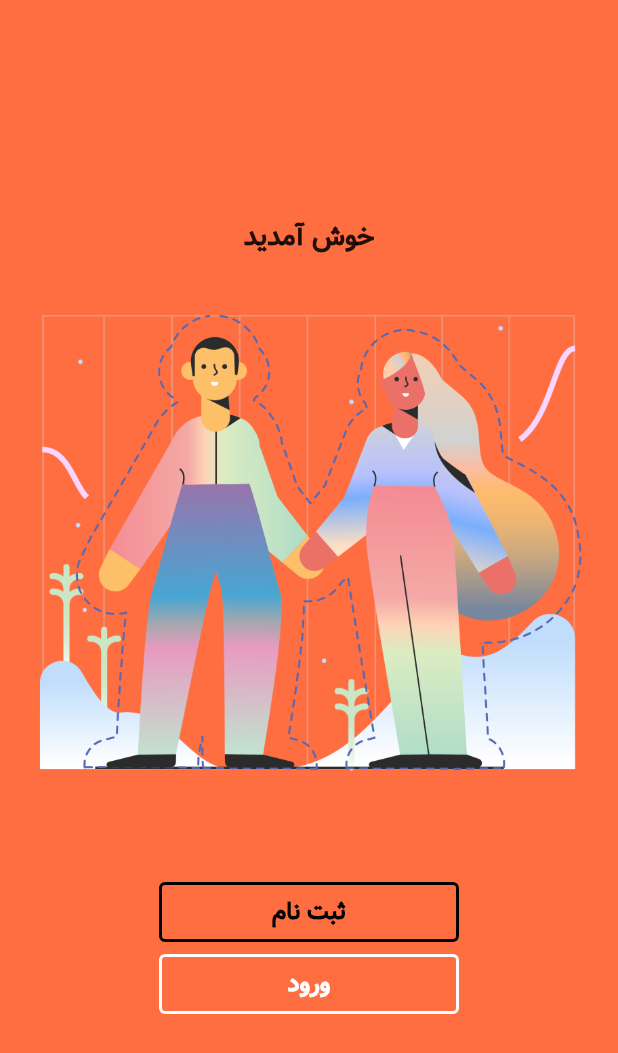
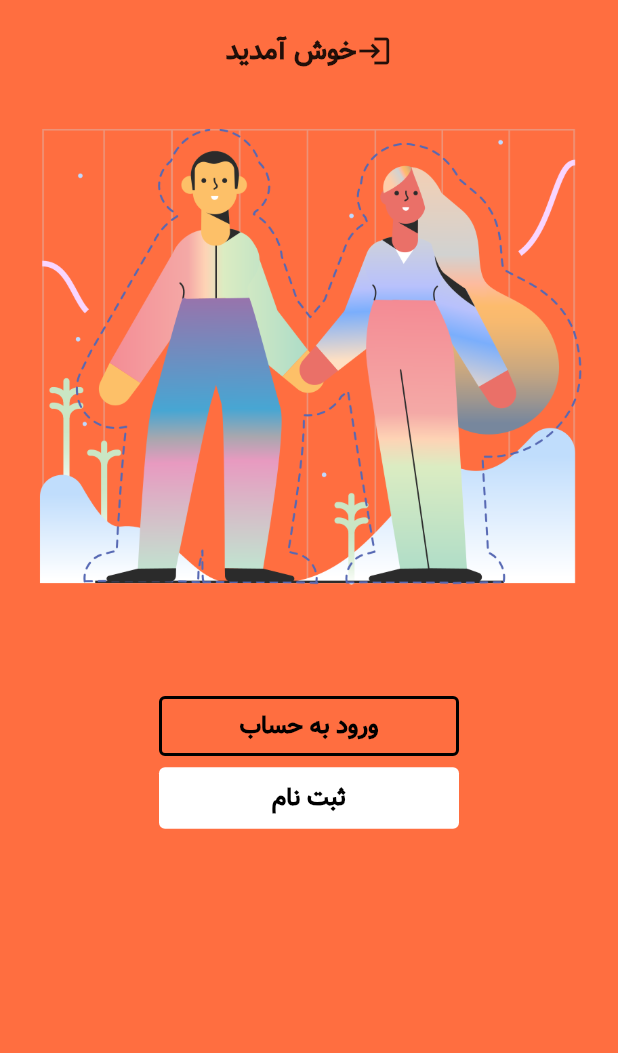
Before and after one commit to yumyumto/blogs, a Flutter app: the screen it shows after launch, on a phone screen of 412 x 824 dp. Shown: the top 1053 px of the screen. Run offline on Flutter 3.47's test engine with Material 2 defaults, Android fonts, the phone set to English and light mode, and no system bars.

Commit message:
some chnages 03

```diff
--- /dev/null
+++ b/lib/login_page.dart
@@ -0,0 +1,74 @@
+import 'package:flutter/material.dart';
+import 'package:flutter_blog/sign_in.dart';
+
+class HoemScreen extends StatelessWidget {
+  const HoemScreen({super.key});
+
+  @override
+  Widget build(BuildContext context) {
+    return Scaffold(
+      backgroundColor: Colors.deepOrangeAccent,
+      body: SafeArea(
+        child: SingleChildScrollView(
+          child: Column(
+            mainAxisAlignment: MainAxisAlignment.center,
+            children: [
+              SizedBox(
+                height: 20.0,
+              ),
+              Row(
+                mainAxisAlignment: MainAxisAlignment.center,
+                children: [
+                  Text(
+                    "خوش آمدید",
+                    style:
+                        TextStyle(fontWeight: FontWeight.w900, fontSize: 18.0),
+                  ),
+                  Icon(Icons.login)
+                ],
+              ),
+              Image(
+                image: AssetImage("images/welcome.png"),
+              ),
+
+              // button 1 sign up
+              OutlinedButton(
+                style: OutlinedButton.styleFrom(
+                    foregroundColor: Colors.white,
+                    side: BorderSide(width: 2.0, color: Colors.black),
+                    minimumSize: Size(200.0, 40.0)),
+                child: Text(
+                  "ورود به حساب",
+                  style: TextStyle(
+                      fontSize: 16.0,
+                      fontWeight: FontWeight.w900,
+                      color: Colors.black),
+                ),
+                onPressed: () {
+                  Navigator.of(context).push(
+                    MaterialPageRoute(
+                      builder: (BuildContext context) => SignIn(),
+                    ),
+                  );
+                },
+              ),
+
+              // button 2 sign in
+              TextButton(
+                style: TextButton.styleFrom(
+                    foregroundColor: Colors.black,
+                    backgroundColor: Colors.white,
+                    minimumSize: Size(200.0, 40.0)),
+                child: Text(
+                  "ثبت نام",
+                  style: TextStyle(fontSize: 16.0, fontWeight: FontWeight.w900),
+                ),
+                onPressed: () {},
+              ),
+            ],
+          ),
+        ),
+      ),
+    );
+  }
+}
--- a/lib/main.dart
+++ b/lib/main.dart
@@ -1,4 +1,6 @@
 import 'package:flutter/material.dart';
+import 'package:flutter_blog/login_page.dart';
+
 
 void main() {
   runApp(Application());
@@ -16,83 +18,3 @@ class Application extends StatelessWidget {
     );
   }
 }
-
-class HoemScreen extends StatelessWidget {
-  const HoemScreen({super.key});
-
-  @override
-  Widget build(BuildContext context) {
-    return Scaffold(
-      backgroundColor: Colors.deepOrangeAccent,
-      body: SafeArea(
-        child: Column(
-          mainAxisAlignment: MainAxisAlignment.center,
-          children: [
-            Text(
-              "خوش آمدید",
-              style: TextStyle(fontWeight: FontWeight.w900, fontSize: 18.0),
-            ),
-            Image(
-              image: AssetImage("images/welcome.png"),
-            ),
-
-            // button 1 sign up
-            OutlinedButton(
-              style: OutlinedButton.styleFrom(
-                  foregroundColor: Colors.white,
-                  side: BorderSide(width: 2.0, color: Colors.black),
-                  minimumSize: Size(200.0, 40.0)),
-              child: Text(
-                "ثبت نام",
-                style: TextStyle(
-                    fontSize: 16.0,
-                    fontWeight: FontWeight.w900,
-                    color: Colors.black),
-              ),
-              onPressed: () {
-                Navigator.of(context).push(
-                  MaterialPageRoute(
-                    builder: (BuildContext context) => SignIn(),
-                  ),
-                );
-              },
-            ),
-
-            // button 2 sign in
-            OutlinedButton(
-              style: OutlinedButton.styleFrom(
-                  foregroundColor: Colors.white,
-                  side: BorderSide(width: 2.0, color: Colors.white),
-                  minimumSize: Size(200.0, 40.0)),
-              child: Text(
-                "ورود",
-                style: TextStyle(fontSize: 16.0, fontWeight: FontWeight.w900),
-              ),
-              onPressed: () {},
-            ),
-          ],
-        ),
-      ),
-    );
-  }
-}
-
-class SignIn extends StatelessWidget {
-  const SignIn({super.key});
-
-  @override
-  Widget build(BuildContext context) {
-    return Scaffold(
-      backgroundColor: Colors.deepOrangeAccent,
-      appBar: AppBar(
-        centerTitle: true,
-        title: Text("ثبت نام"),
-        backgroundColor: Colors.black,
-        elevation: 1,
-      ),
-      body: SafeArea(
-        child: Text(""),
-      ),
-    );
-  }
-}
--- /dev/null
+++ b/lib/sign_in.dart
@@ -0,0 +1,21 @@
+import 'package:flutter/material.dart';
+
+class SignIn extends StatelessWidget {
+  const SignIn({super.key});
+
+  @override
+  Widget build(BuildContext context) {
+    return Scaffold(
+      backgroundColor: Colors.deepOrangeAccent,
+      appBar: AppBar(
+        centerTitle: true,
+        title: Text("ثبت نام"),
+        backgroundColor: Colors.black,
+        elevation: 1,
+      ),
+      body: SafeArea(
+        child: Text(""),
+      ),
+    );
+  }
+}
```
